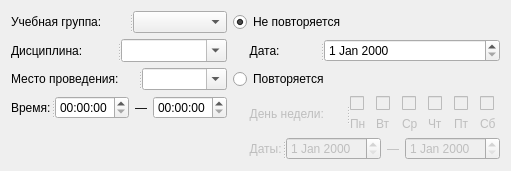
Before: the Qt Designer form ui/rasp_edit2.ui in lavakalas/MedSchedule, drawn with Qt 5.
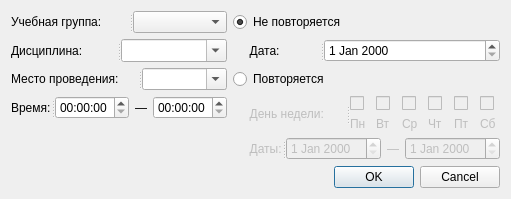
After: the same form once the commit is applied.

```diff
--- a/ui/rasp_edit2.ui
+++ b/ui/rasp_edit2.ui
@@ -7,7 +7,7 @@
     <x>0</x>
     <y>0</y>
     <width>442</width>
-    <height>152</height>
+    <height>181</height>
    </rect>
   </property>
   <property name="windowTitle">
@@ -435,10 +435,16 @@
      </widget>
     </widget>
    </item>
-   <item row="4" column="0" rowspan="2">
-    <widget class="QLabel" name="lbl_space">
-     <property name="text">
-      <string/>
+   <item row="6" column="0" colspan="2">
+    <widget class="QDialogButtonBox" name="bB">
+     <property name="layoutDirection">
+      <enum>Qt::LeftToRight</enum>
+     </property>
+     <property name="standardButtons">
+      <set>QDialogButtonBox::Cancel|QDialogButtonBox::Ok</set>
+     </property>
+     <property name="centerButtons">
+      <bool>false</bool>
      </property>
     </widget>
    </item>
```
Left out of the diff: 13 changed lines with no effect on the pictures.
